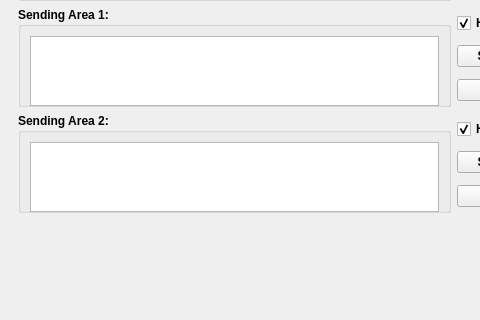
First picture: the form in ui/ui_gadget.ui, repository ZhenhuaWei/BaseSerialPortTool, before the edit; both pictures show x 0 to 480 and y 280 to 600 of the 850 by 600 pixel window.
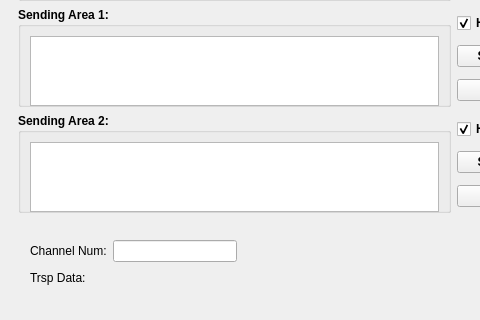
Second picture: the form after the edit.

```diff
--- a/ui/ui_gadget.ui
+++ b/ui/ui_gadget.ui
@@ -1115,6 +1115,41 @@
     </layout>
    </widget>
   </widget>
+  <widget class="QLabel" name="label">
+   <property name="geometry">
+    <rect>
+     <x>30</x>
+     <y>550</y>
+     <width>61</width>
+     <height>16</height>
+    </rect>
+   </property>
+   <property name="text">
+    <string>Trsp Data:</string>
+   </property>
+  </widget>
+  <widget class="QWidget" name="">
+   <property name="geometry">
+    <rect>
+     <x>30</x>
+     <y>520</y>
+     <width>207</width>
+     <height>22</height>
+    </rect>
+   </property>
+   <layout class="QGridLayout" name="gridLayout_13">
+    <item row="0" column="0">
+     <widget class="QLabel" name="chl_num_lb">
+      <property name="text">
+       <string>Channel Num:</string>
+      </property>
+     </widget>
+    </item>
+    <item row="0" column="1">
+     <widget class="QLineEdit" name="chi_num_le"/>
+    </item>
+   </layout>
+  </widget>
  </widget>
  <resources/>
  <connections/>
```
